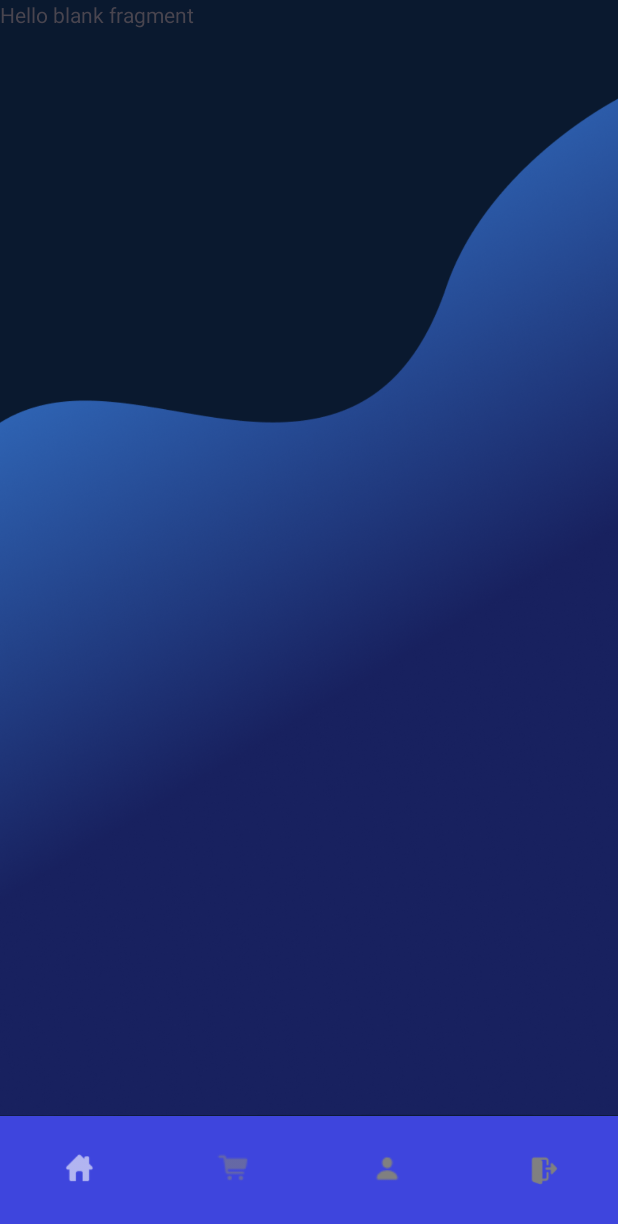
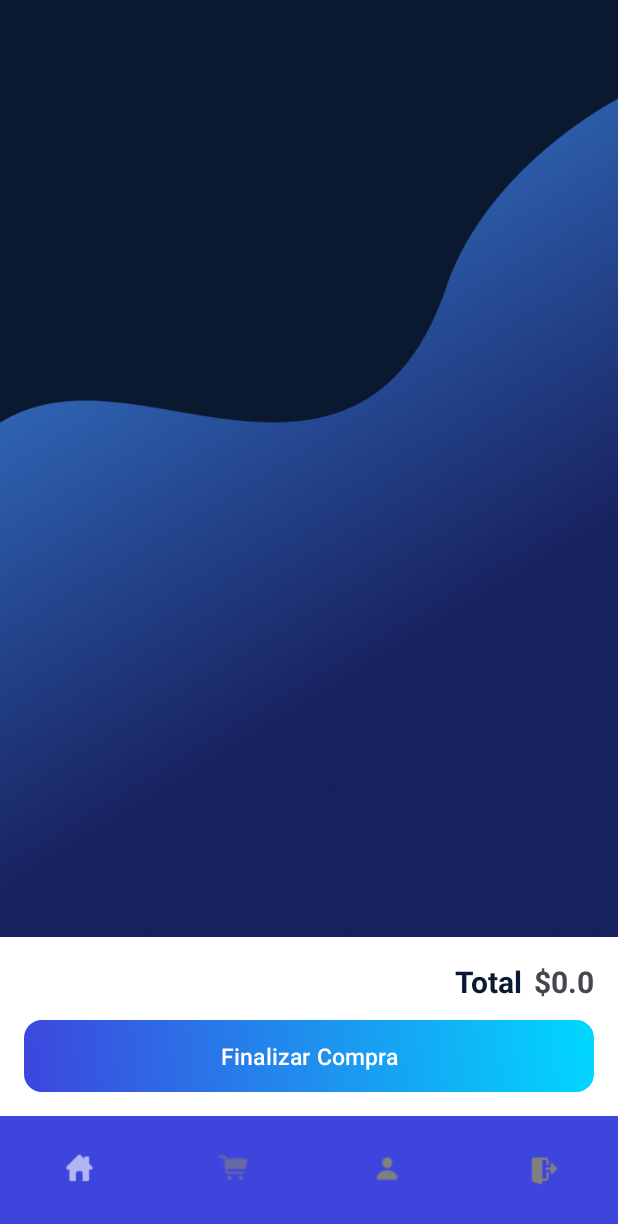
Before and after one commit to lina1salazar/TechNova, an Android app: the fragment CartFragment placed in its activity, on a phone screen of 412 x 824 dp. Shown: the top 1224 px of the screen. Run offline under Robolectric (Android 15) with nearby library versions, the phone set to English and light mode, and no system bars.

Commit message:
Se implementa la funcionalidad del carrito de compras.

```diff
--- a/app/src/main/java/com/example/technova/fragments/CartFragment.kt
+++ b/app/src/main/java/com/example/technova/fragments/CartFragment.kt
@@ -1,60 +1,74 @@
 package com.example.technova.fragments
 
 import android.os.Bundle
-import androidx.fragment.app.Fragment
 import android.view.LayoutInflater
 import android.view.View
 import android.view.ViewGroup
+import android.widget.Button
+import android.widget.TextView
+import androidx.fragment.app.Fragment
+import androidx.recyclerview.widget.LinearLayoutManager
+import androidx.recyclerview.widget.RecyclerView
 import com.example.technova.R
+import com.example.technova.adapters.CartAdapter
+import com.example.technova.database.CarritoDAO
+import com.example.technova.database.DatabaseHelper
 
-// TODO: Rename parameter arguments, choose names that match
-// the fragment initialization parameters, e.g. ARG_ITEM_NUMBER
-private const val ARG_PARAM1 = "param1"
-private const val ARG_PARAM2 = "param2"
+class CartFragment : Fragment() {
 
-/**
- * A simple [Fragment] subclass.
- * Use the [CartFragment.newInstance] factory method to
- * create an instance of this fragment.
- */
-class CartFragment : Fragment() {
-    // TODO: Rename and change types of parameters
-    private var param1: String? = null
-    private var param2: String? = null
+    private lateinit var recyclerCart: RecyclerView
+    private lateinit var tvTotalAmount: TextView
+    private lateinit var btnCheckout: Button
 
-    override fun onCreate(savedInstanceState: Bundle?) {
-        super.onCreate(savedInstanceState)
-        arguments?.let {
-            param1 = it.getString(ARG_PARAM1)
-            param2 = it.getString(ARG_PARAM2)
-        }
-    }
+    private lateinit var carritoDAO: CarritoDAO
+    private lateinit var adapter: CartAdapter
 
     override fun onCreateView(
         inflater: LayoutInflater, container: ViewGroup?,
         savedInstanceState: Bundle?
     ): View? {
-        // Inflate the layout for this fragment
-        return inflater.inflate(R.layout.fragment_cart, container, false)
+        val view = inflater.inflate(R.layout.fragment_cart, container, false)
+
+        // Referencias UI
+        recyclerCart = view.findViewById(R.id.recyclerCart)
+        tvTotalAmount = view.findViewById(R.id.tvTotalAmount)
+        btnCheckout = view.findViewById(R.id.btnCheckout)
+
+        // DAO
+        carritoDAO = CarritoDAO(requireContext())
+
+        setupRecyclerView()
+        loadCartItems()
+
+        btnCheckout.setOnClickListener {
+            // Lógica de finalizar compra
+            // Puedes dejarlo vacío por ahora
+        }
+
+        return view
     }
 
-    companion object {
-        /**
-         * Use this factory method to create a new instance of
-         * this fragment using the provided parameters.
-         *
-         * @param param1 Parameter 1.
-         * @param param2 Parameter 2.
-         * @return A new instance of fragment CartFragment.
-         */
-        // TODO: Rename and change types and number of parameters
-        @JvmStatic
-        fun newInstance(param1: String, param2: String) =
-            CartFragment().apply {
-                arguments = Bundle().apply {
-                    putString(ARG_PARAM1, param1)
-                    putString(ARG_PARAM2, param2)
-                }
+    private fun setupRecyclerView() {
+        recyclerCart.layoutManager = LinearLayoutManager(requireContext())
+        adapter = CartAdapter(
+            items = mutableListOf(),
+            carritoDAO = carritoDAO,
+            onCartUpdated = {
+                updateTotal()
+                loadCartItems()
             }
+        )
+        recyclerCart.adapter = adapter
+    }
+
+    private fun loadCartItems() {
+        val items = carritoDAO.listar()
+        adapter.refreshData(items)
+        updateTotal()
+    }
+
+    private fun updateTotal() {
+        val total = carritoDAO.total()
+        tvTotalAmount.text = "$$total"
     }
 }
--- a/app/src/main/java/com/example/technova/models/CartItem.kt
+++ b/app/src/main/java/com/example/technova/models/CartItem.kt
@@ -2,10 +2,10 @@ package com.example.technova.models
 
 data class CartItem(
     val id: Long = 0,
-    val productoId: Int,
+    val productoId: Long,
     val nombreSnapshot: String,
     val precioUnitario: Double,
-    val cantidad: Int,
+    var cantidad: Int,
     val imagenUrl: String? = null,
     val createdAt: Long = System.currentTimeMillis()
 ) {
--- /dev/null
+++ b/app/src/main/res/drawable/trash.xml
@@ -0,0 +1,5 @@
+<vector xmlns:android="http://schemas.android.com/apk/res/android" android:height="24dp" android:viewportHeight="24" android:viewportWidth="24" android:width="24dp">
+
+    <path android:fillColor="#00000000" android:pathData="M18,6L17.199,18.013C17.129,19.065 17.094,19.591 16.867,19.99C16.667,20.341 16.365,20.624 16.001,20.8C15.588,21 15.061,21 14.006,21H9.994C8.939,21 8.412,21 7.999,20.8C7.635,20.624 7.333,20.341 7.133,19.99C6.906,19.591 6.871,19.065 6.801,18.013L6,6M4,6H20M16,6L15.729,5.188C15.467,4.401 15.336,4.008 15.093,3.717C14.878,3.46 14.602,3.261 14.29,3.139C13.938,3 13.523,3 12.694,3H11.306C10.477,3 10.062,3 9.71,3.139C9.398,3.261 9.122,3.46 8.907,3.717C8.664,4.008 8.533,4.401 8.271,5.188L8,6M14,10V17M10,10V17" android:strokeColor="#000000" android:strokeLineCap="round" android:strokeLineJoin="round" android:strokeWidth="2"/>
+
+</vector>
--- a/app/src/main/res/layout/fragment_cart.xml
+++ b/app/src/main/res/layout/fragment_cart.xml
@@ -1,22 +1,85 @@
 <?xml version="1.0" encoding="utf-8"?>
-<FrameLayout xmlns:android="http://schemas.android.com/apk/res/android"
+<androidx.constraintlayout.widget.ConstraintLayout xmlns:android="http://schemas.android.com/apk/res/android"
+    xmlns:app="http://schemas.android.com/apk/res-auto"
     xmlns:tools="http://schemas.android.com/tools"
     android:layout_width="match_parent"
     android:layout_height="match_parent"
     android:background="@color/tn_blue_dark"
     tools:context=".fragments.CartFragment">
 
-    <!-- TODO: Update blank fragment layout -->
-    <TextView
-        android:layout_width="match_parent"
-        android:layout_height="match_parent"
-        android:text="@string/hello_blank_fragment" />
-
     <ImageView
+        android:id="@+id/ivBackground"
         android:layout_width="match_parent"
         android:layout_height="match_parent"
         android:src="@drawable/fondo_productos"
         android:scaleType="fitEnd"
-        android:layout_alignParentBottom="true"/>
+        app:layout_constraintBottom_toBottomOf="parent"
+        app:layout_constraintTop_toTopOf="parent"
+        app:layout_constraintStart_toStartOf="parent"
+        app:layout_constraintEnd_toEndOf="parent"/>
 
-</FrameLayout>
+
+    <androidx.recyclerview.widget.RecyclerView
+        android:id="@+id/recyclerCart"
+        android:layout_width="0dp"
+        android:layout_height="0dp"
+        android:clipToPadding="false"
+        android:paddingTop="8dp"
+        android:paddingBottom="8dp"
+        app:layout_constraintTop_toTopOf="parent"
+        app:layout_constraintStart_toStartOf="parent"
+        app:layout_constraintEnd_toEndOf="parent"
+        app:layout_constraintBottom_toTopOf="@id/bottomLayout"
+        tools:listitem="@layout/item_cart" />
+
+    <LinearLayout
+        android:id="@+id/bottomLayout"
+        android:layout_width="0dp"
+        android:layout_height="wrap_content"
+        android:orientation="vertical"
+        android:padding="16dp"
+        android:background="@color/tn_white"
+        app:layout_constraintBottom_toBottomOf="parent"
+        app:layout_constraintStart_toStartOf="parent"
+        app:layout_constraintEnd_toEndOf="parent"
+        android:elevation="8dp">
+
+        <LinearLayout
+            android:layout_width="match_parent"
+            android:layout_height="wrap_content"
+            android:orientation="horizontal"
+            android:gravity="end"
+            android:layout_marginBottom="12dp">
+
+            <TextView
+                android:layout_width="wrap_content"
+                android:layout_height="wrap_content"
+                android:text="@string/text_total"
+                android:textSize="20sp"
+                android:textStyle="bold"
+                android:textColor="@color/tn_blue_dark"/>
+
+            <TextView
+                android:id="@+id/tvTotalAmount"
+                android:layout_width="wrap_content"
+                android:layout_height="wrap_content"
+                android:layout_marginStart="8dp"
+                android:textSize="20sp"
+                android:textStyle="bold"
+                android:text="@string/text_total_pagar"/>
+        </LinearLayout>
+
+        <Button
+            android:id="@+id/btnCheckout"
+            android:layout_width="match_parent"
+            android:layout_height="wrap_content"
+            android:textSize="15sp"
+            app:backgroundTint="@null"
+            android:text="@string/bnt_finalizar_compra"
+            android:background="@drawable/btn_primary"/>
+
+
+
+    </LinearLayout>
+
+</androidx.constraintlayout.widget.ConstraintLayout>
--- a/app/src/main/res/values/strings.xml
+++ b/app/src/main/res/values/strings.xml
@@ -39,9 +39,13 @@
     <string name="register_email_exists">El correo ya está registrado</string>
     <string name="register_success">Usuario registrado exitosamente</string>
     <string name="register_failure">Error al registrar el usuario</string>
+    <string name="bnt_finalizar_compra">Finalizar Compra</string>
+    <string name="text_total">Total</string>
+    <string name="text_total_pagar">$0.00"</string>
 
 
 
     <!-- TODO: Remove or change this placeholder text -->
     <string name="hello_blank_fragment">Hello blank fragment</string>
+    <string name="quantity">1</string>
 </resources>
```
Also changed, not shown: app/src/main/java/com/example/technova/database/CarritoDAO.kt (+10 -7 lines), app/src/main/java/com/example/technova/database/DatabaseHelper.kt (+23 -104 lines), app/src/main/java/com/example/technova/fragments/Cart1Fragment.kt (deleted, +0 -60 lines), app/src/main/java/com/example/technova/ui/adapters/CartAdapter.kt (added, +83 -0 lines), app/src/main/java/com/example/technova/ui/adapters/ProductAdapter.kt (+51 -3 lines), app/src/main/res/drawable/minus_circle.xml (added, +7 -0 lines), app/src/main/res/drawable/plus_circle.xml (added, +9 -0 lines), app/src/main/res/layout/fragment_cart1.xml (deleted, +0 -16 lines), app/src/main/res/layout/item_cart.xml (added, +110 -0 lines), app/src/main/res/layout/item_product.xml (+10 -0 lines).
